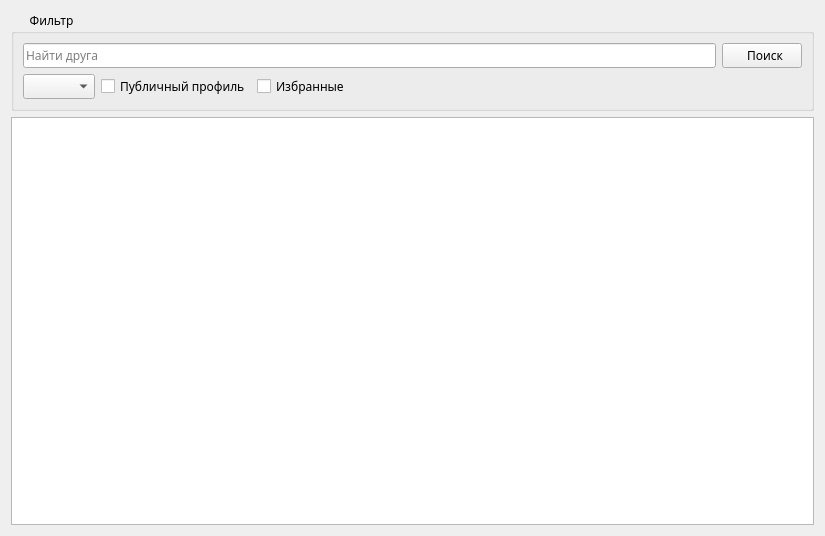
Before: the Qt Designer form AraSteamManager/forms/subForms/main/formfriends.ui in Arankir/AraSteamManager, drawn with Qt 5.
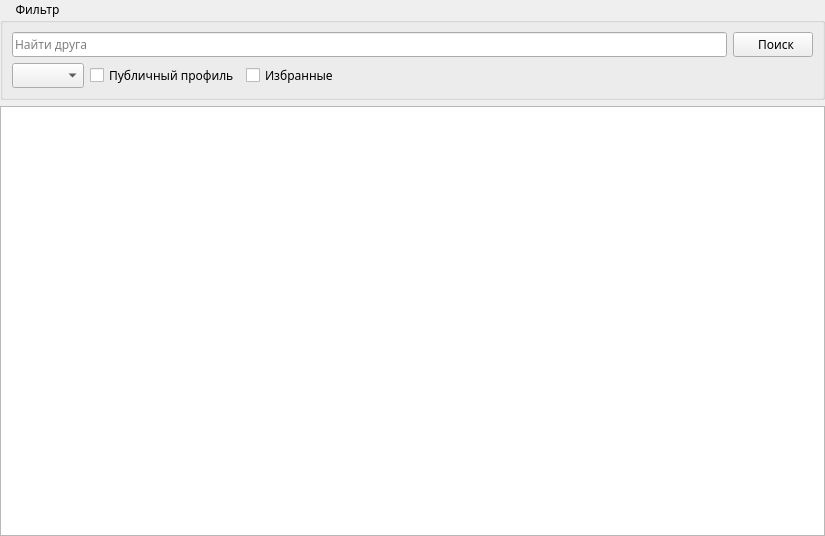
After: the same form once the commit is applied.

What changed in the file:
```diff
--- a/AraSteamManager/forms/subForms/main/formfriends.ui
+++ b/AraSteamManager/forms/subForms/main/formfriends.ui
@@ -19,10 +19,22 @@
    <string>SteamAchievementsStatistic</string>
   </property>
   <layout class="QVBoxLayout" name="verticalLayout">
+   <property name="leftMargin">
+    <number>0</number>
+   </property>
+   <property name="topMargin">
+    <number>0</number>
+   </property>
+   <property name="rightMargin">
+    <number>0</number>
+   </property>
+   <property name="bottomMargin">
+    <number>0</number>
+   </property>
    <item>
     <widget class="QGroupBox" name="GroupBoxFilter">
      <property name="title">
-      <string>      Фильтр</string>
+      <string>     Фильтр</string>
      </property>
      <layout class="QVBoxLayout" name="_2">
       <item>
```
